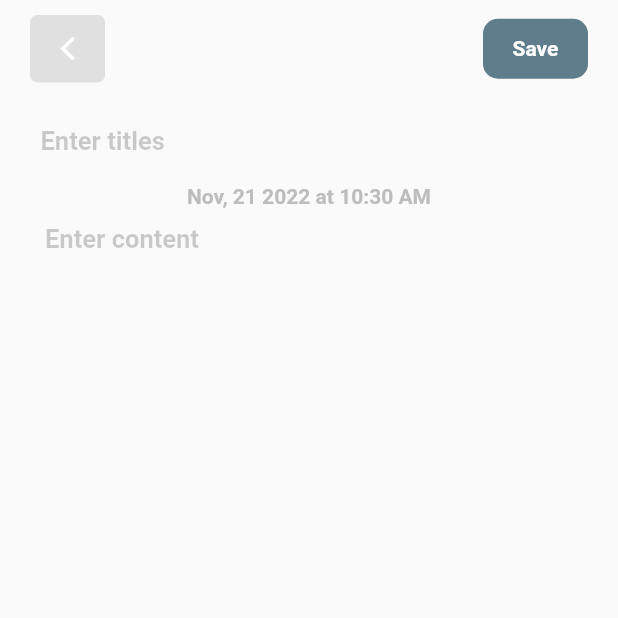
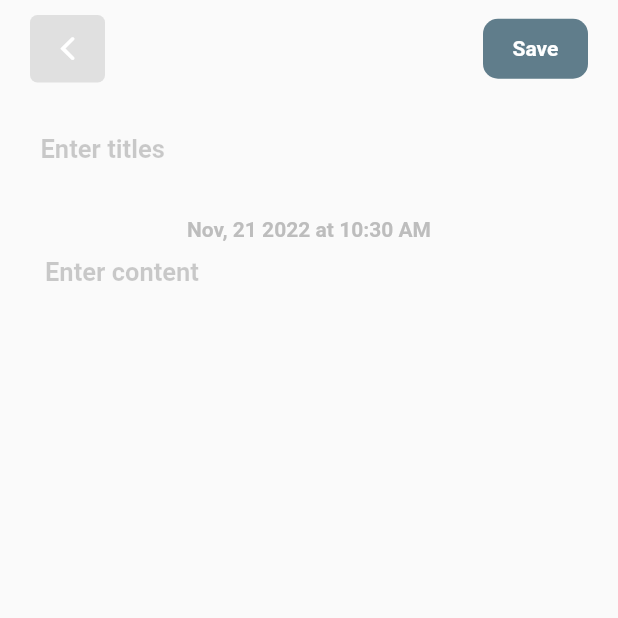
Before and after one commit to Oc-ean/Note-app, a Flutter app: the NoteShowUp screen opened directly, on a phone screen of 412 x 824 dp, the top half of it. Run offline on Flutter 3.47's test engine with Material 2 defaults, Android fonts, the phone set to English and light mode, and no system bars; our stand-ins replace date_format, hive; accounts and stored records are empty.

Commit message:
first commit

```diff
--- a/lib/utils/delete_dialog.dart
+++ b/lib/utils/delete_dialog.dart
@@ -8,7 +8,7 @@ class DeleteAlertBox extends StatelessWidget {
   Widget build(BuildContext context) {
     return AlertDialog(
       title: const Text('Notes'),
-      content: const Text('Are you sure you want to delete this?'),
+      content: const Text('Are you sure you want to delete this note?'),
       actions: [
         TextButton(
           onPressed: onPressed,
--- a/lib/utils/note_show_up.dart
+++ b/lib/utils/note_show_up.dart
@@ -71,6 +71,9 @@ class NoteShowUp extends StatelessWidget {
                     ),
                   ],
                 ),
+                const SizedBox(
+                  height: 15,
+                ),
                 Padding(
                   padding: const EdgeInsets.all(12),
                   child: Column(
@@ -80,6 +83,7 @@ class NoteShowUp extends StatelessWidget {
                             const TextStyle(fontSize: 25, fontFamily: 'Roboto'),
                         keyboardType: TextInputType.visiblePassword,
                         controller: noteProvider.controller,
+                        maxLines: 2,
                         decoration: InputDecoration(
                           contentPadding: const EdgeInsets.only(left: 15),
                           hintText: 'Enter titles',
@@ -90,7 +94,7 @@ class NoteShowUp extends StatelessWidget {
                         ),
                       ),
                       const SizedBox(
-                        height: 8,
+                        height: 5,
                       ),
                       Text(
                         formatDate(
```
Also changed, not shown: lib/utils/my_note_tile.dart (+16 -13 lines), 5 other files.
